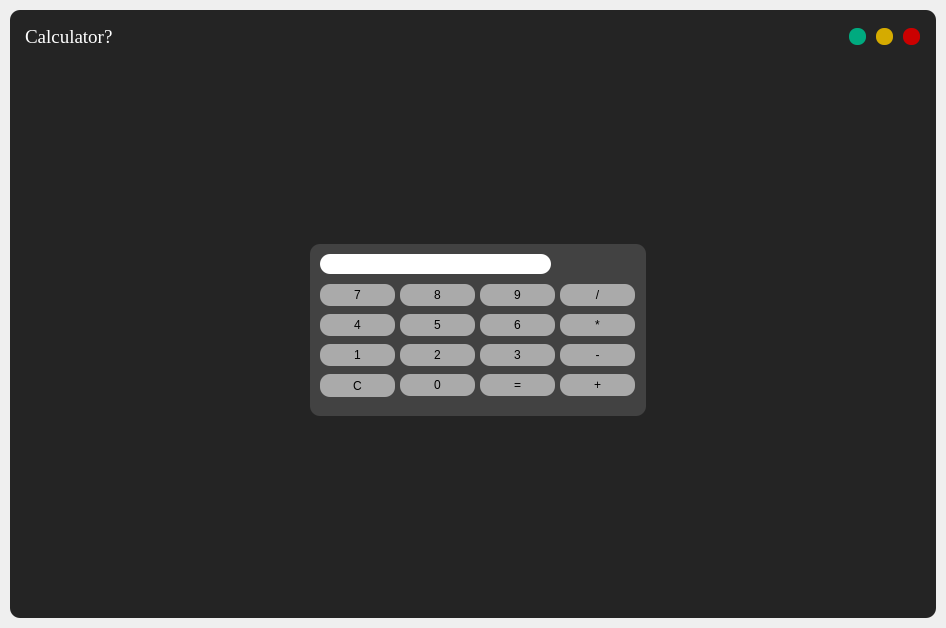
Old version of the form main_window/ui_main.ui in the repository HSU-S21-CS232/P03-mc683.
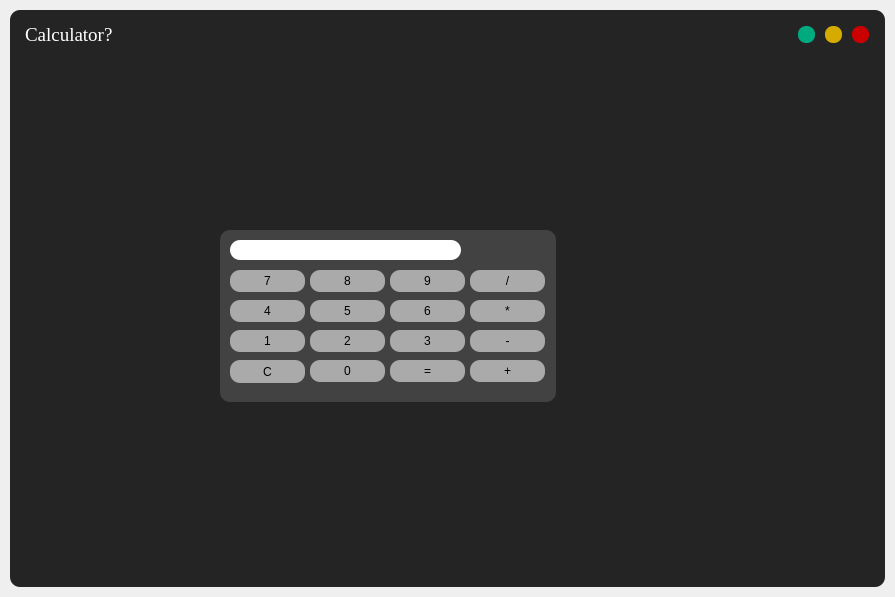
New version of the form.

Commit message: Fixed an issue where the title bar wasn't staying on top.

What changed in the file:
```diff
--- a/main_window/ui_main.ui
+++ b/main_window/ui_main.ui
@@ -6,8 +6,8 @@
    <rect>
     <x>0</x>
     <y>0</y>
-    <width>946</width>
-    <height>628</height>
+    <width>895</width>
+    <height>597</height>
    </rect>
   </property>
   <property name="windowTitle">
@@ -93,6 +93,12 @@
           </property>
           <item>
            <widget class="QFrame" name="frame_title">
+            <property name="maximumSize">
+             <size>
+              <width>16777215</width>
+              <height>50</height>
+             </size>
+            </property>
             <property name="font">
              <font>
               <family>Microsoft YaHei Light</family>
@@ -123,6 +129,12 @@
              </property>
              <item>
               <widget class="QLabel" name="label_title">
+               <property name="sizePolicy">
+                <sizepolicy hsizetype="Preferred" vsizetype="Preferred">
+                 <horstretch>0</horstretch>
+                 <verstretch>0</verstretch>
+                </sizepolicy>
+               </property>
                <property name="font">
                 <font>
                  <family>Times New Roman</family>
@@ -253,7 +265,7 @@
          <property name="maximumSize">
           <size>
            <width>16777215</width>
-           <height>550</height>
+           <height>1000</height>
           </size>
          </property>
          <property name="styleSheet">
@@ -268,8 +280,8 @@
          <widget class="QFrame" name="calc">
           <property name="geometry">
            <rect>
-            <x>300</x>
-            <y>180</y>
+            <x>210</x>
+            <y>170</y>
             <width>336</width>
             <height>172</height>
            </rect>
```
